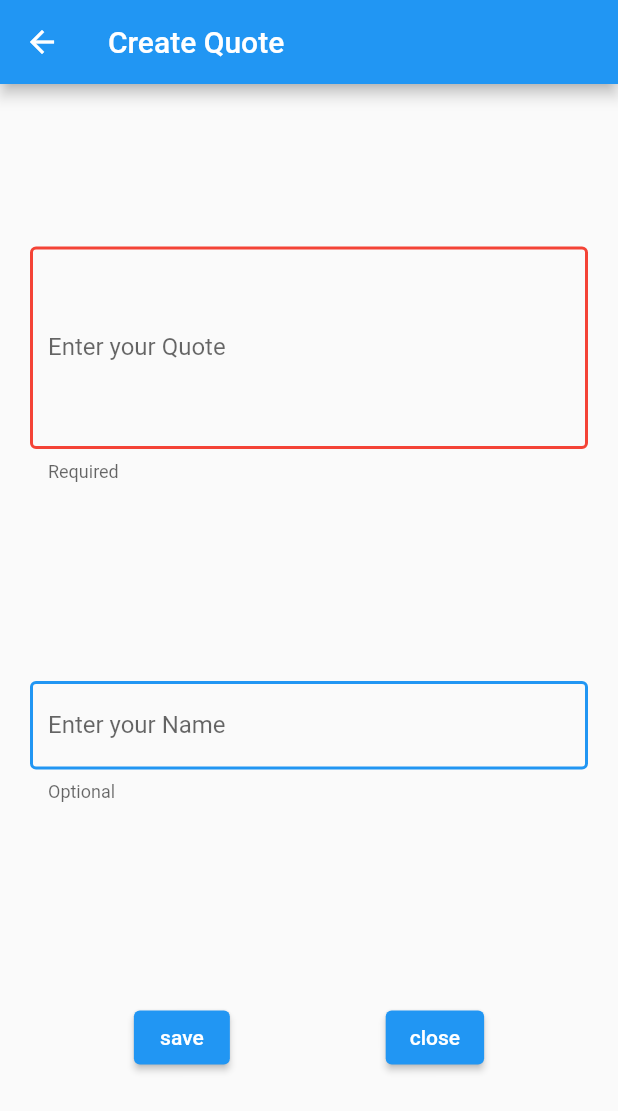
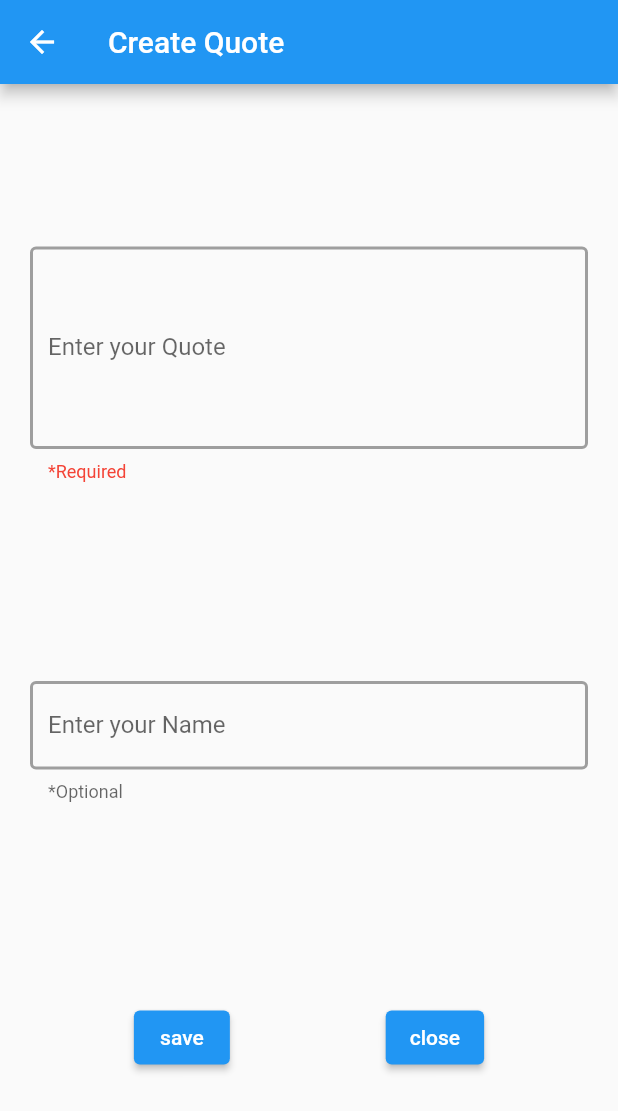
Before and after one commit to keanaido19/qute-quotes, a Flutter app: the screen it shows after launch, after a tap on the "create" icon, on a phone screen of 412 x 824 dp. Shown: the top 1111 px of the screen. Run offline on Flutter 3.47's test engine with Material 2 defaults, Android fonts, the phone set to English and light mode, and no system bars; network calls fail.

```diff
--- a/app/lib/providers/input_provider.dart
+++ b/app/lib/providers/input_provider.dart
@@ -3,8 +3,11 @@ import 'package:flutter/cupertino.dart';
 class InputProvider with ChangeNotifier {
   String _text = '';
   String? _name;
+  bool _submitted = false;
 
-  bool get isTrue => _text == '';
+  bool get isTextEmpty => _text == '';
+
+  bool get isTextEmptyAndTriedSubmit => (_text == '') & _submitted;
 
   String get getText => _text;
 
@@ -20,8 +23,14 @@ class InputProvider with ChangeNotifier {
     notifyListeners();
   }
 
+  void setSubmitted() {
+    _submitted = true;
+    notifyListeners();
+  }
+
   void reset() {
     _text = '';
     _name = null;
+    _submitted = false;
   }
 }
--- a/app/lib/screens/create_quote_screen.dart
+++ b/app/lib/screens/create_quote_screen.dart
@@ -18,9 +18,30 @@ class _CreateQuoteScreenState extends State<CreateQuoteScreen> {
   final QuoteController _quoteController = QuoteController();
 
   void _createQuote(String text, String? name) {
-    context.read<InputProvider>().reset();
-    if ('' == text) return;
-    name = name ?? 'Unknown';
+    if ('' == text) {
+      context.read<InputProvider>().setSubmitted();
+      showDialog(
+          context: context,
+          builder: (_) => AlertDialog(
+            title: Text(
+              'Warning!',
+              style: Theme.of(context).textTheme.headline5
+            ),
+            content: const Text('Quote cannot be empty.'),
+            actions: <Widget>[
+              TextButton(
+                  onPressed: Navigator.of(context).pop,
+                  child: const Text('Okay'),
+              )
+            ],
+          ),
+        barrierDismissible: true,
+      );
+      return;
+    }
+
+    _quoteController.postQuote(text, name ?? 'Unknown');
+
     Navigator.pushReplacement(
         context,
         MaterialPageRoute<void>(
@@ -37,6 +58,7 @@ class _CreateQuoteScreenState extends State<CreateQuoteScreen> {
 
   @override
   Widget build(BuildContext context) {
+    context.read<InputProvider>().reset();
     return Scaffold(
       appBar: AppBar(
         title: const Text('Create Quote'),
@@ -85,7 +107,6 @@ class _CreateQuoteScreenState extends State<CreateQuoteScreen> {
                       ),
                       ElevatedButton(
                           onPressed: () {
-                            context.read<InputProvider>().reset();
                             Navigator.pop(context);
                             },
                           child: const Text('close')
@@ -123,18 +144,28 @@ class _TextInputWidgetState extends State<TextInputWidget> {
       decoration: InputDecoration(
         border: const OutlineInputBorder(),
         labelText: "Enter your Quote",
-        helperText: "Required",
+        labelStyle: TextStyle(
+            color: context.watch<InputProvider>().isTextEmptyAndTriedSubmit
+                ? Colors.red : null
+        ),
+        helperText: "*Required",
+        helperStyle: TextStyle(
+            color: context.watch<InputProvider>().isTextEmpty ? Colors.red
+                :null,
+        ),
         enabledBorder: OutlineInputBorder(
           borderSide: BorderSide(
             color:
-            context.watch<InputProvider>().isTrue ? Colors.red : Colors.blue,
+            context.watch<InputProvider>().isTextEmptyAndTriedSubmit
+                ? Colors.red : Colors.grey,
             width: 2.0,
           ),
         ),
         focusedBorder: OutlineInputBorder(
           borderSide: BorderSide(
             color:
-            context.watch<InputProvider>().isTrue ? Colors.red : Colors.blue,
+            context.watch<InputProvider>().isTextEmptyAndTriedSubmit
+                ? Colors.red : Colors.blue,
             width: 2.0,
           ),
         ),
@@ -161,10 +192,10 @@ class _NameInputWidgetState extends State<NameInputWidget> {
       decoration: const InputDecoration(
         border: OutlineInputBorder(),
         labelText: "Enter your Name",
-        helperText: "Optional",
+        helperText: "*Optional",
         enabledBorder: OutlineInputBorder(
           borderSide: BorderSide(
-            color: Colors.blue,
+            color: Colors.grey,
             width: 2.0,
           ),
         ),
```
